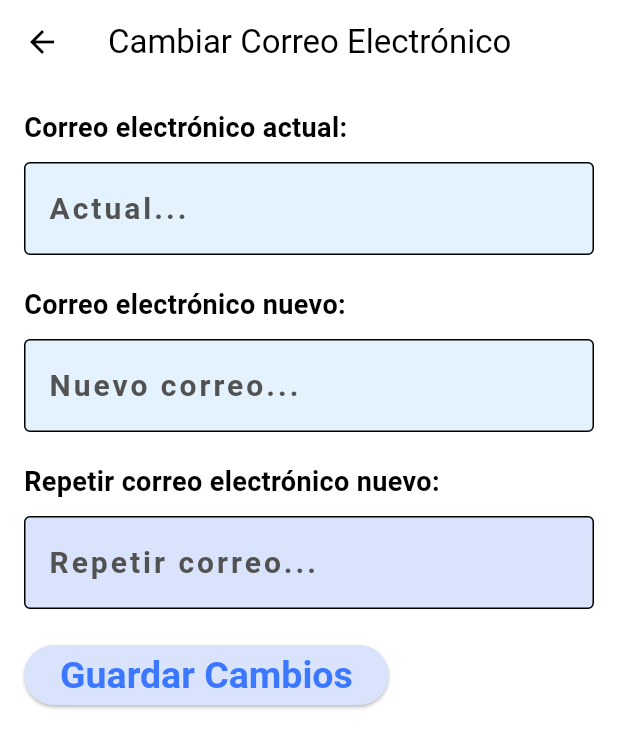
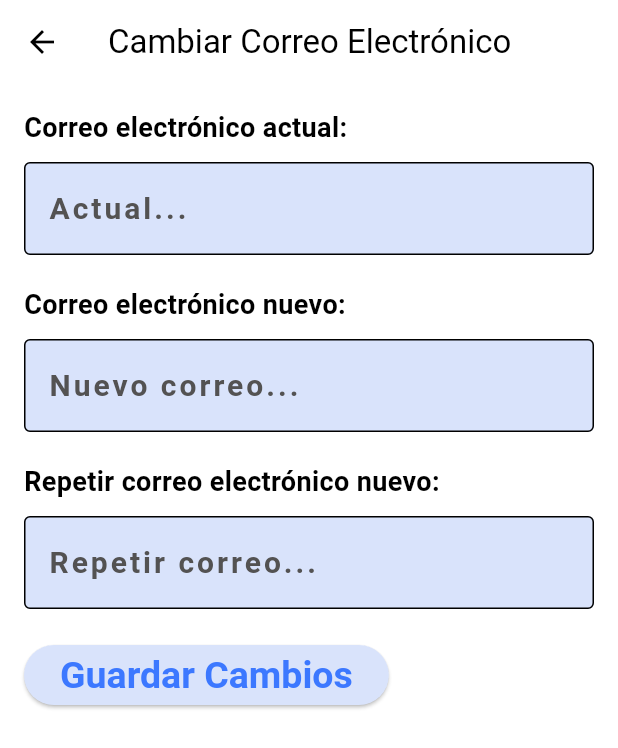
Before and after one commit to AChacon97/oposiciones, a Flutter app: the CambiarCorreoElectronico screen opened directly, on a phone screen of 412 x 824 dp. Shown: the top 748 px of the screen. Run offline on Flutter 3.47's test engine with Material 3 defaults, Android fonts, the phone set to English and light mode, and no system bars; our stand-ins replace firebase_core, image_picker, permission_handler; accounts and stored records are empty; Roboto replaces fonts that are missing (Times New Roman).

Commit message:
Commit Color

```diff
--- a/appoposiciones/lib/CambiarCorreoElectronico.dart
+++ b/appoposiciones/lib/CambiarCorreoElectronico.dart
@@ -34,7 +34,7 @@ class CambiarCorreoElectronico extends StatelessWidget {
               controller: _currentEmailController, // Asigna el controlador
               decoration: InputDecoration(
                 filled: true, // Activa el color de fondo
-                fillColor: Colors.blue[50], // Color de fondo azul claro
+                fillColor: Color.fromARGB(255, 217, 227, 251), // Color de fondo azul claro
                 border: OutlineInputBorder(), // Bordes del campo
                 hintText: 'Actual...', // Texto de sugerencia
                 hintStyle: TextStyle(color: const Color.fromARGB(255, 83, 82, 82)), // Color gris en el texto de sugerencia
@@ -57,7 +57,7 @@ class CambiarCorreoElectronico extends StatelessWidget {
               controller: _newEmailController, // Asigna el controlador
               decoration: InputDecoration(
                 filled: true, // Activa el color de fondo
-                fillColor: Colors.blue[50], // Color de fondo azul claro
+                fillColor: Color.fromARGB(255, 217, 227, 251), // Color de fondo azul claro
                 border: OutlineInputBorder(), // Bordes del campo
                 hintText: 'Nuevo correo...', // Texto de sugerencia
                 hintStyle: TextStyle(color: const Color.fromARGB(255, 83, 82, 82)), // Color gris en el texto de sugerencia
```
